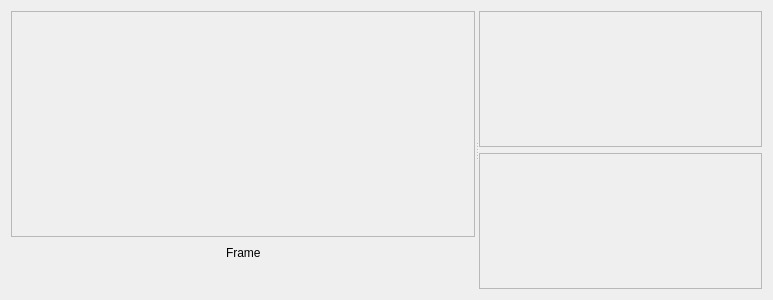
Qt form resources/designer_ui/videostatisticswidget.ui (jonathanHuwP/CrystalGrowthTracker) before a commit.
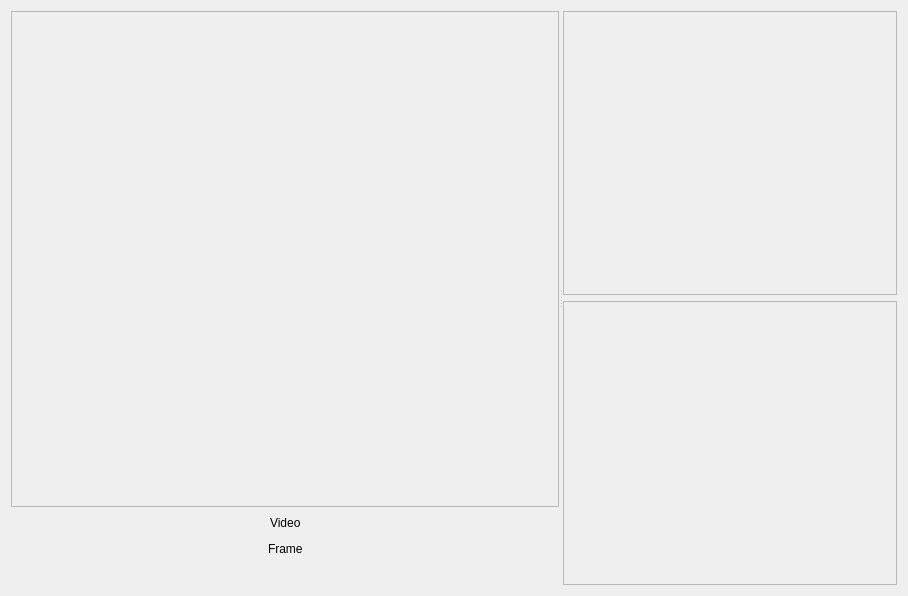
The same form after that commit. Custom widgets are drawn as their Qt base class.

Commit message: added label to indicate if stats from raw or enhanced video

```diff
--- a/resources/designer_ui/videostatisticswidget.ui
+++ b/resources/designer_ui/videostatisticswidget.ui
@@ -6,8 +6,8 @@
    <rect>
     <x>0</x>
     <y>0</y>
-    <width>773</width>
-    <height>300</height>
+    <width>908</width>
+    <height>596</height>
    </rect>
   </property>
   <property name="windowTitle">
@@ -20,7 +20,7 @@
       <enum>Qt::Horizontal</enum>
      </property>
      <widget class="QWidget" name="layoutWidget">
-      <layout class="QVBoxLayout" name="verticalLayout" stretch="1,0,0">
+      <layout class="QVBoxLayout" name="verticalLayout" stretch="1,0,0,0">
        <item>
         <widget class="QScrollArea" name="_videoScrollArea">
          <property name="toolTip">
@@ -37,13 +37,50 @@
            <rect>
             <x>0</x>
             <y>0</y>
-            <width>420</width>
-            <height>208</height>
+            <width>497</width>
+            <height>473</height>
            </rect>
           </property>
          </widget>
         </widget>
        </item>
+       <item>
+        <layout class="QHBoxLayout" name="horizontalLayout_2">
+         <item>
+          <spacer name="horizontalSpacer_3">
+           <property name="orientation">
+            <enum>Qt::Horizontal</enum>
+           </property>
+           <property name="sizeHint" stdset="0">
+            <size>
+             <width>40</width>
+             <height>20</height>
+            </size>
+           </property>
+          </spacer>
+         </item>
+         <item>
+          <widget class="QLabel" name="_videoTypeLabel">
+           <property name="text">
+            <string>Video</string>
+           </property>
+          </widget>
+         </item>
+         <item>
+          <spacer name="horizontalSpacer_4">
+           <property name="orientation">
+            <enum>Qt::Horizontal</enum>
+           </property>
+           <property name="sizeHint" stdset="0">
+            <size>
+             <width>40</width>
+             <height>20</height>
+            </size>
+           </property>
+          </spacer>
+         </item>
+        </layout>
+       </item>
        <item>
         <layout class="QHBoxLayout" name="horizontalLayout_4">
          <item>
@@ -128,8 +165,8 @@
            <rect>
             <x>0</x>
             <y>0</y>
-            <width>312</width>
-            <height>130</height>
+            <width>370</width>
+            <height>278</height>
            </rect>
           </property>
          </widget>
@@ -145,8 +182,8 @@
            <rect>
             <x>0</x>
             <y>0</y>
-            <width>312</width>
-            <height>129</height>
+            <width>370</width>
+            <height>277</height>
            </rect>
           </property>
          </widget>
```
The commit also changes 2 other files.
